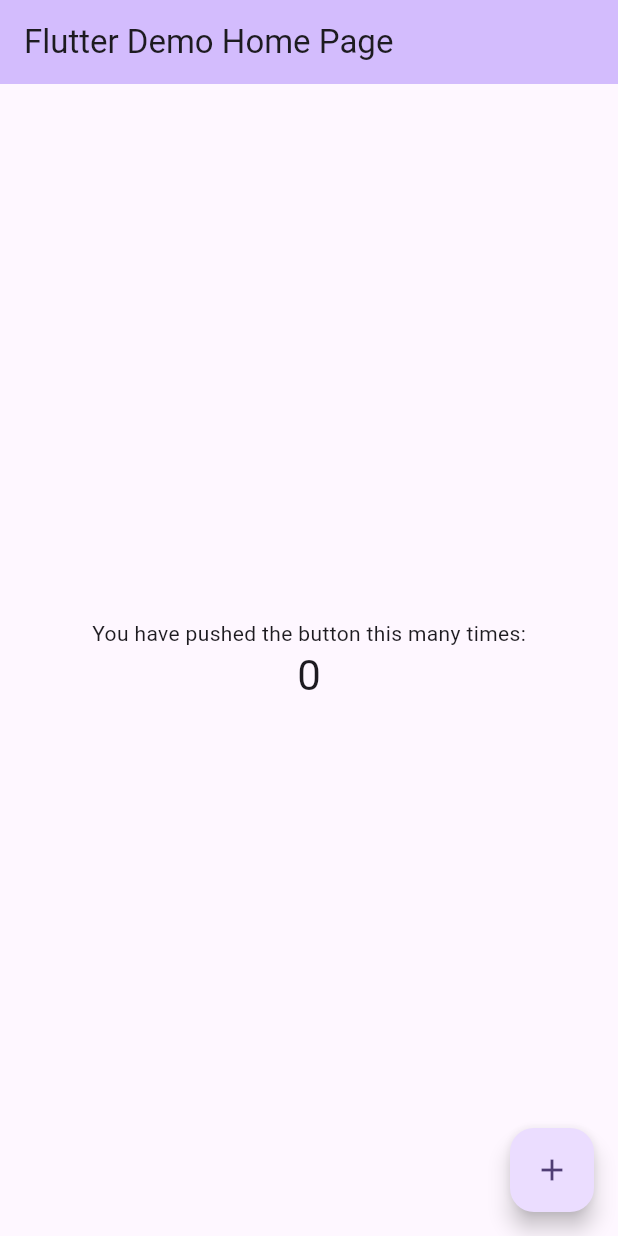
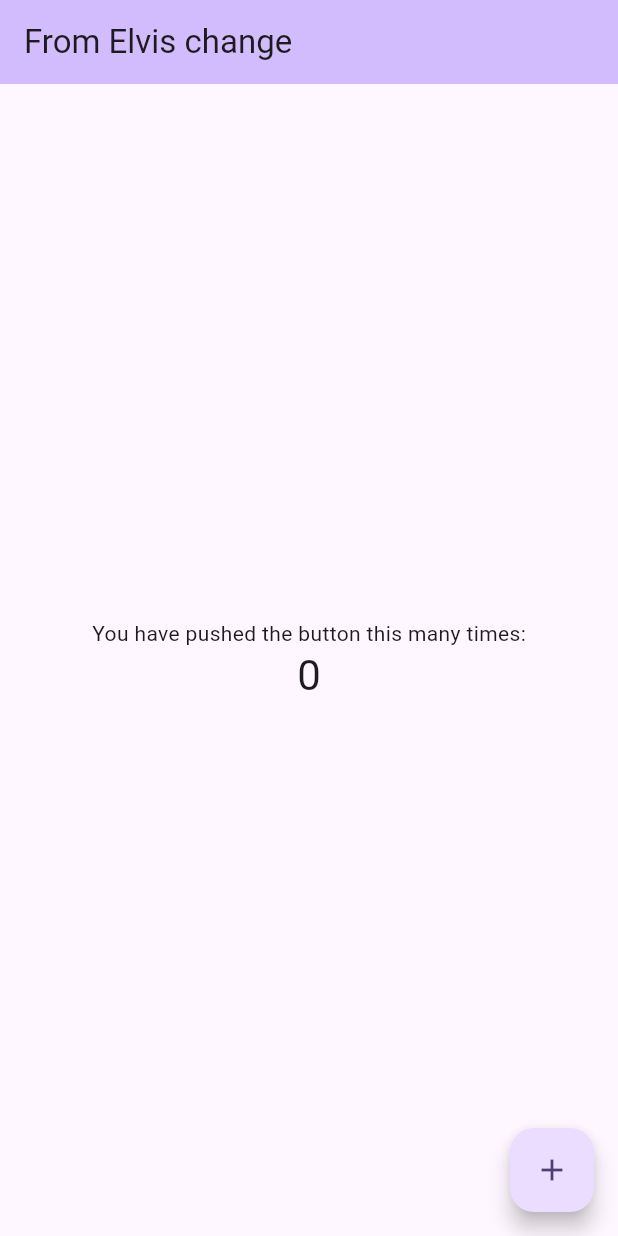
Before and after one commit to Ng-1804/digital_card, a Flutter app: the screen it shows after launch, on a phone screen of 412 x 824 dp. Run offline on Flutter 3.47's test engine with Material 2 defaults, Android fonts, the phone set to English and light mode, and no system bars.

Commit message:
modifier par elvis

```diff
--- a/lib/main.dart
+++ b/lib/main.dart
@@ -16,7 +16,7 @@ class MyApp extends StatelessWidget {
         colorScheme: ColorScheme.fromSeed(seedColor: Colors.deepPurple),
         useMaterial3: true,
       ),
-      home: const MyHomePage(title: 'Flutter Demo Home Page'),
+      home: const MyHomePage(title: 'From Elvis change'),
     );
   }
 }
```
